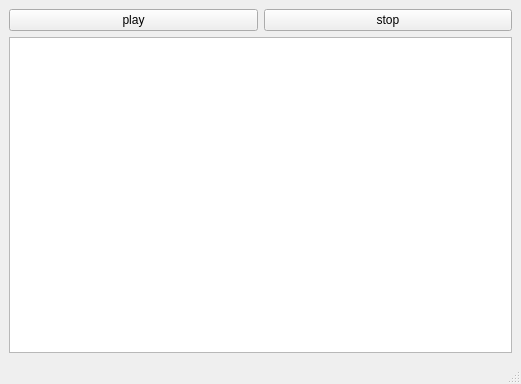
Old version of the form client/yousched.ui in the repository frans-fuerst/music_scheduler.
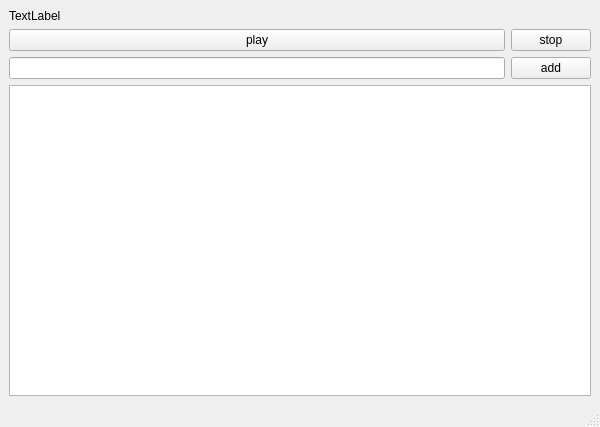
New version of the form.

```diff
--- a/client/yousched.ui
+++ b/client/yousched.ui
@@ -6,32 +6,61 @@
    <rect>
     <x>0</x>
     <y>0</y>
-    <width>521</width>
-    <height>384</height>
+    <width>600</width>
+    <height>427</height>
    </rect>
   </property>
+  <property name="maximumSize">
+   <size>
+    <width>600</width>
+    <height>16777215</height>
+   </size>
+  </property>
   <property name="windowTitle">
    <string>MainWindow</string>
   </property>
   <widget class="QWidget" name="centralwidget">
+   <property name="maximumSize">
+    <size>
+     <width>600</width>
+     <height>16777215</height>
+    </size>
+   </property>
    <layout class="QGridLayout" name="gridLayout">
-    <item row="0" column="0">
-     <widget class="QPushButton" name="pb_play">
-      <property name="text">
-       <string>play</string>
-      </property>
-     </widget>
-    </item>
-    <item row="0" column="1">
+    <item row="1" column="1">
      <widget class="QPushButton" name="pb_stop">
       <property name="text">
        <string>stop</string>
       </property>
      </widget>
     </item>
-    <item row="1" column="0" colspan="2">
+    <item row="0" column="0">
+     <widget class="QLabel" name="lbl_current_track">
+      <property name="text">
+       <string>TextLabel</string>
+      </property>
+     </widget>
+    </item>
+    <item row="3" column="0" colspan="2">
      <widget class="QListView" name="lst_tracks"/>
     </item>
+    <item row="1" column="0">
+     <widget class="QPushButton" name="pb_play">
+      <property name="text">
+       <string>play</string>
+      </property>
+     </widget>
+    </item>
+    <item row="2" column="0">
+     <widget class="QLineEdit" name="le_add"/>
+    </item>
+    <item row="2" column="1">
+     <widget class="QPushButton" name="pb_add">
+      <property name="text">
+       <string>add</string>
+      </property>
+     </widget>
+    </item>
    </layout>
   </widget>
   <widget class="QMenuBar" name="menubar">
```
Left out of the diff: 10 changed lines with no effect on the pictures.
